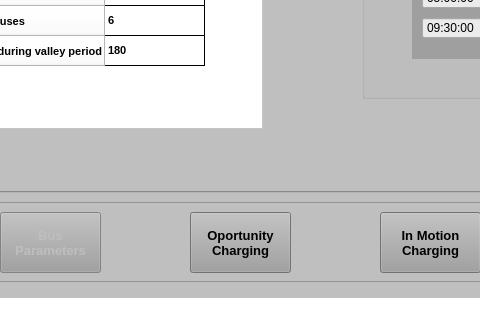
Qt form UI/InterfaceBus.ui (Potter-Gryffindor/Proyecto-Final) before a commit; both pictures show x 240 to 720 and y 357 to 677 of the 964 by 677 pixel window.
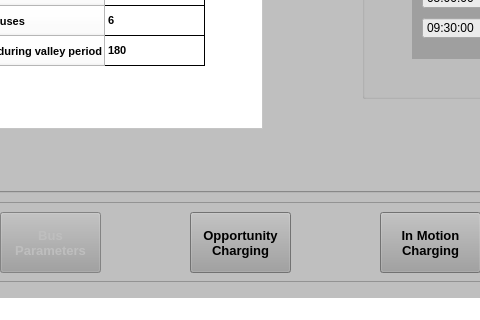
The same form after that commit. The open tabs and pages were chosen to show the change. Icons and pictures are not drawn.

What changed in the file:
```diff
--- a/UI/InterfaceBus.ui
+++ b/UI/InterfaceBus.ui
@@ -688,7 +688,7 @@
       <string notr="true">background-color: rgb(159, 159, 159);</string>
      </property>
      <property name="text">
-      <string>Oportunity
+      <string>Opportunity
 Charging</string>
      </property>
     </widget>
```
Left out of the diff: 8 changed lines with no effect on the pictures.
